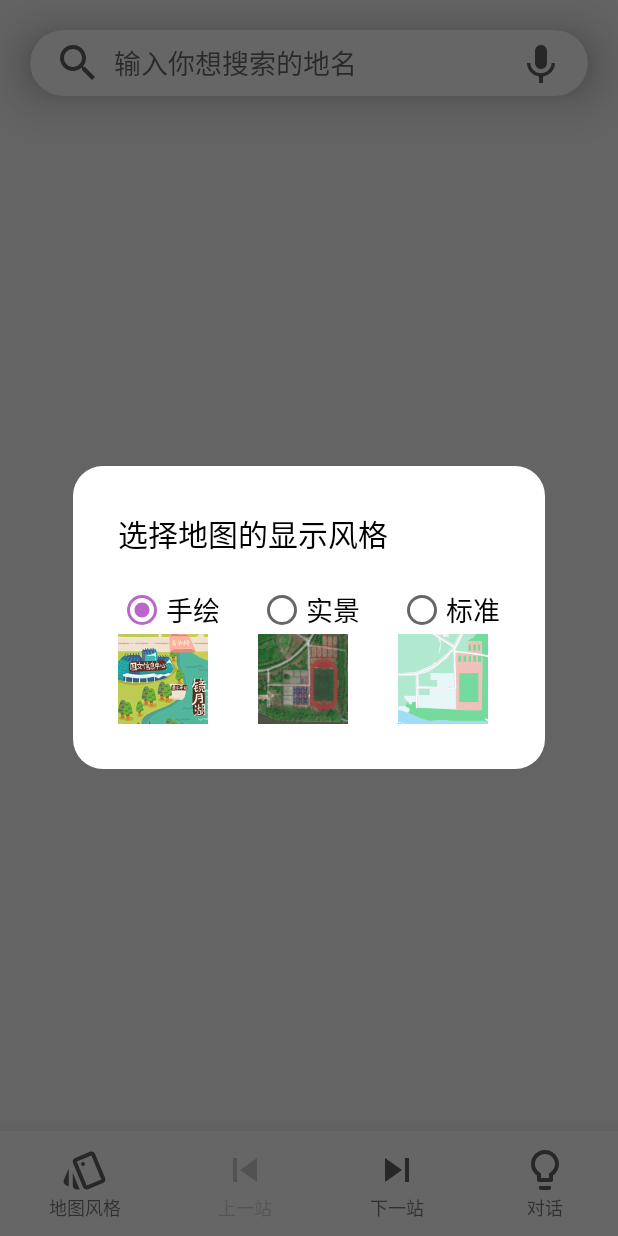
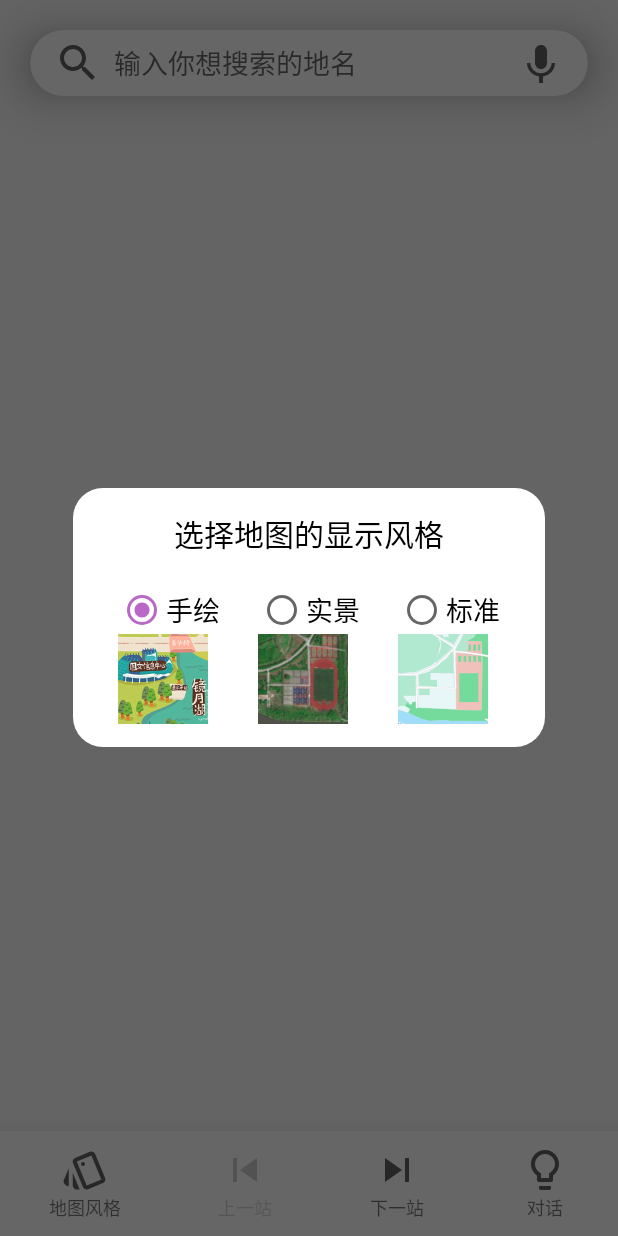
Before and after one commit to HellseggaMosken/__bak__AndroidDHUTraveller, an Android app: the screen it shows after launch (MainActivity), after a tap on "地图风格", on a phone screen of 412 x 824 dp. Run offline under Robolectric (Android 15) with nearby library versions, the phone set to English and light mode, and no system bars; libraries missing offline, so code that uses them is left out: com.baidu.lbsapi, com.davemorrissey.labs; plain views replace SubsamplingScaleImageView; 15 statements that could not run were skipped.

Commit message:
normal update

```diff
--- a/app/src/main/res/layout/nav_bar_settings_dialog.xml
+++ b/app/src/main/res/layout/nav_bar_settings_dialog.xml
@@ -7,15 +7,17 @@
     android:layout_width="wrap_content"
     android:layout_height="wrap_content"
     android:background="@drawable/round_corner_bg"
-    android:padding="30dp"
+    android:paddingHorizontal="30dp"
+    android:paddingVertical="15dp"
     >
     <TextView
         android:layout_width="wrap_content"
         android:layout_height="wrap_content"
+        android:layout_gravity="center_horizontal"
         android:textSize="20sp"
         android:textColor="@color/colorBlack"
         android:paddingBottom="20dp"
-        android:text="选择地图的显示风格"
+        android:text="@string/nav_bar_settings_dialog_title"
         />
     <LinearLayout
         android:layout_width="wrap_content"
--- a/app/src/main/res/values/strings.xml
+++ b/app/src/main/res/values/strings.xml
@@ -9,6 +9,7 @@
     <string name="text_style_std">标准</string>
     <string name="text_style_real">实景</string>
     <string name="text_style_abs">手绘</string>
+    <string name="nav_bar_settings_dialog_title">选择地图的显示风格</string>
     <string name="picture_preview_description">picture preview</string>
     <string name="search_hint">输入你想搜索的地名</string>
 
@@ -73,4 +74,5 @@
     <string name="dhu_road_dh_msg">东华大道</string>
 
 
+
 </resources>
```
